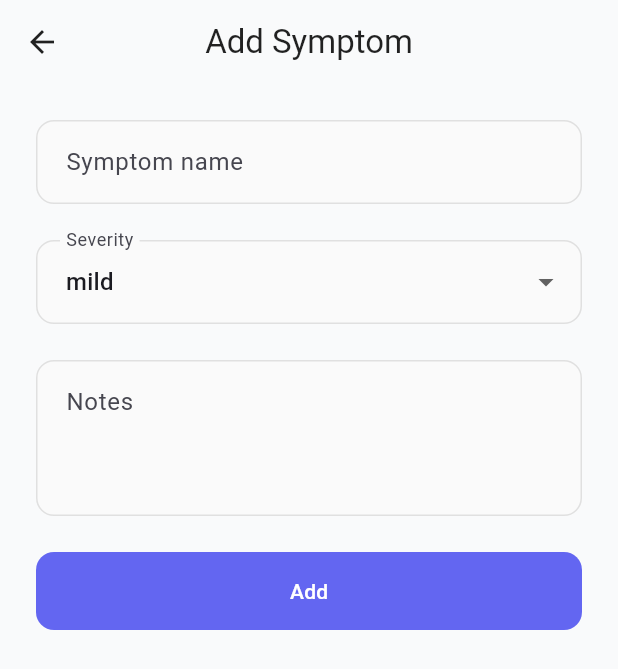
After one commit to its-me-anoop/food-diary, a Flutter app: the AddSymptomPage screen opened directly, on a phone screen of 412 x 824 dp. The commit adds this screen. Shown: the top 669 px of the screen. Run offline on Flutter 3.47's test engine with Material 3 defaults, Android fonts, the phone set to English and light mode, and no system bars; our stand-ins replace equatable, fl_chart, flutter_bloc, flutter_slidable, flutter_staggered_animations, get_it and 2 more; accounts and stored records are empty; statements that could not run were skipped.

Commit message:
feat: add symptom tracking

```diff
--- /dev/null
+++ b/food_diary/lib/data/models/symptom_model.dart
@@ -0,0 +1,45 @@
+import '../../domain/entities/symptom.dart';
+
+class SymptomModel extends Symptom {
+  const SymptomModel({
+    required super.id,
+    required super.name,
+    required super.severity,
+    required super.occurredAt,
+    super.notes,
+    required super.potentialTriggerIds,
+  });
+
+  factory SymptomModel.fromEntity(Symptom symptom) {
+    return SymptomModel(
+      id: symptom.id,
+      name: symptom.name,
+      severity: symptom.severity,
+      occurredAt: symptom.occurredAt,
+      notes: symptom.notes,
+      potentialTriggerIds: symptom.potentialTriggerIds,
+    );
+  }
+
+  factory SymptomModel.fromJson(Map<String, dynamic> json) {
+    return SymptomModel(
+      id: json['id'],
+      name: json['name'],
+      severity: SeverityLevel.values[json['severity']],
+      occurredAt: DateTime.parse(json['occurredAt']),
+      notes: json['notes'],
+      potentialTriggerIds: List<String>.from(json['potentialTriggerIds'] ?? []),
+    );
+  }
+
+  Map<String, dynamic> toJson() {
+    return {
+      'id': id,
+      'name': name,
+      'severity': severity.index,
+      'occurredAt': occurredAt.toIso8601String(),
+      'notes': notes,
+      'potentialTriggerIds': potentialTriggerIds,
+    };
+  }
+}
--- /dev/null
+++ b/food_diary/lib/data/repositories/symptom_repository_impl.dart
@@ -0,0 +1,55 @@
+import '../../domain/entities/symptom.dart';
+import '../../domain/repositories/symptom_repository.dart';
+import '../datasources/symptom_local_datasource.dart';
+import '../models/symptom_model.dart';
+
+class SymptomRepositoryImpl implements SymptomRepository {
+  final SymptomLocalDataSource localDataSource;
+
+  SymptomRepositoryImpl({required this.localDataSource});
+
+  @override
+  Future<void> addSymptom(Symptom symptom) async {
+    final model = SymptomModel.fromEntity(symptom);
+    await localDataSource.insertSymptom(model);
+  }
+
+  @override
+  Future<void> deleteSymptom(String id) async {
+    await localDataSource.deleteSymptom(id);
+  }
+
+  @override
+  Future<List<Symptom>> getSymptomsByDate(DateTime date) async {
+    return localDataSource.getSymptomsByDate(date);
+  }
+
+  @override
+  Future<void> updateSymptom(Symptom symptom) async {
+    final model = SymptomModel.fromEntity(symptom);
+    await localDataSource.updateSymptom(model);
+  }
+
+  @override
+  Future<List<Symptom>> getAllSymptoms() async {
+    return localDataSource.getSymptomsByDate(DateTime.now());
+  }
+
+  @override
+  Future<Symptom?> getSymptomById(String id) async {
+    final list = await localDataSource.getSymptomsByDate(DateTime.now());
+    return list.firstWhere((e) => e.id == id, orElse: () => null);
+  }
+
+  @override
+  Future<List<Symptom>> getSymptomsBetweenDates(DateTime start, DateTime end) async {
+    // not implemented: gather by frequency
+    final freq = await localDataSource.getSymptomsByDate(start);
+    return freq; // placeholder
+  }
+
+  @override
+  Future<Map<String, int>> getSymptomFrequency(DateTime start, DateTime end) async {
+    return localDataSource.symptomFrequency(start, end);
+  }
+}
--- /dev/null
+++ b/food_diary/lib/domain/usecases/add_symptom.dart
@@ -0,0 +1,11 @@
+import '../entities/symptom.dart';
+import '../repositories/symptom_repository.dart';
+
+class AddSymptom {
+  final SymptomRepository repository;
+  AddSymptom(this.repository);
+
+  Future<void> call(Symptom symptom) async {
+    return repository.addSymptom(symptom);
+  }
+}
--- /dev/null
+++ b/food_diary/lib/domain/usecases/delete_symptom.dart
@@ -0,0 +1,10 @@
+import '../repositories/symptom_repository.dart';
+
+class DeleteSymptom {
+  final SymptomRepository repository;
+  DeleteSymptom(this.repository);
+
+  Future<void> call(String id) async {
+    return repository.deleteSymptom(id);
+  }
+}
--- /dev/null
+++ b/food_diary/lib/domain/usecases/get_symptoms_by_date.dart
@@ -0,0 +1,11 @@
+import '../entities/symptom.dart';
+import '../repositories/symptom_repository.dart';
+
+class GetSymptomsByDate {
+  final SymptomRepository repository;
+  GetSymptomsByDate(this.repository);
+
+  Future<List<Symptom>> call(DateTime date) async {
+    return repository.getSymptomsByDate(date);
+  }
+}
--- /dev/null
+++ b/food_diary/lib/domain/usecases/update_symptom.dart
@@ -0,0 +1,11 @@
+import '../entities/symptom.dart';
+import '../repositories/symptom_repository.dart';
+
+class UpdateSymptom {
+  final SymptomRepository repository;
+  UpdateSymptom(this.repository);
+
+  Future<void> call(Symptom symptom) async {
+    return repository.updateSymptom(symptom);
+  }
+}
--- /dev/null
+++ b/food_diary/lib/presentation/blocs/symptom/symptom_bloc.dart
@@ -0,0 +1,84 @@
+import 'package:flutter_bloc/flutter_bloc.dart';
+import '../../../domain/usecases/add_symptom.dart';
+import '../../../domain/usecases/delete_symptom.dart';
+import '../../../domain/usecases/get_symptoms_by_date.dart';
+import '../../../domain/usecases/update_symptom.dart';
+import 'symptom_event.dart';
+import 'symptom_state.dart';
+
+class SymptomBloc extends Bloc<SymptomEvent, SymptomState> {
+  final GetSymptomsByDate getSymptomsByDate;
+  final AddSymptom addSymptom;
+  final UpdateSymptom updateSymptom;
+  final DeleteSymptom deleteSymptom;
+
+  SymptomBloc({
+    required this.getSymptomsByDate,
+    required this.addSymptom,
+    required this.updateSymptom,
+    required this.deleteSymptom,
+  }) : super(SymptomInitial()) {
+    on<LoadSymptomsByDate>(_onLoad);
+    on<AddSymptomEvent>(_onAdd);
+    on<UpdateSymptomEvent>(_onUpdate);
+    on<DeleteSymptomEvent>(_onDelete);
+  }
+
+  Future<void> _onLoad(
+    LoadSymptomsByDate event,
+    Emitter<SymptomState> emit,
+  ) async {
+    emit(SymptomLoading());
+    try {
+      final symptoms = await getSymptomsByDate(event.date);
+      emit(SymptomLoaded(symptoms: symptoms, selectedDate: event.date));
+    } catch (e) {
+      emit(SymptomError(e.toString()));
+    }
+  }
+
+  Future<void> _onAdd(
+    AddSymptomEvent event,
+    Emitter<SymptomState> emit,
+  ) async {
+    try {
+      await addSymptom(event.symptom);
+      if (state is SymptomLoaded) {
+        final current = state as SymptomLoaded;
+        add(LoadSymptomsByDate(current.selectedDate));
+      }
+    } catch (e) {
+      emit(SymptomError(e.toString()));
+    }
+  }
+
+  Future<void> _onUpdate(
+    UpdateSymptomEvent event,
+    Emitter<SymptomState> emit,
+  ) async {
+    try {
+      await updateSymptom(event.symptom);
+      if (state is SymptomLoaded) {
+        final current = state as SymptomLoaded;
+        add(LoadSymptomsByDate(current.selectedDate));
+      }
+    } catch (e) {
+      emit(SymptomError(e.toString()));
+    }
+  }
+
+  Future<void> _onDelete(
+    DeleteSymptomEvent event,
+    Emitter<SymptomState> emit,
+  ) async {
+    try {
+      await deleteSymptom(event.id);
+      if (state is SymptomLoaded) {
+        final current = state as SymptomLoaded;
+        add(LoadSymptomsByDate(current.selectedDate));
+      }
+    } catch (e) {
+      emit(SymptomError(e.toString()));
+    }
+  }
+}
--- /dev/null
+++ b/food_diary/lib/presentation/blocs/symptom/symptom_event.dart
@@ -0,0 +1,36 @@
+import 'package:equatable/equatable.dart';
+import '../../../domain/entities/symptom.dart';
+
+abstract class SymptomEvent extends Equatable {
+  const SymptomEvent();
+  @override
+  List<Object?> get props => [];
+}
+
+class LoadSymptomsByDate extends SymptomEvent {
+  final DateTime date;
+  const LoadSymptomsByDate(this.date);
+  @override
+  List<Object?> get props => [date];
+}
+
+class AddSymptomEvent extends SymptomEvent {
+  final Symptom symptom;
+  const AddSymptomEvent(this.symptom);
+  @override
+  List<Object?> get props => [symptom];
+}
+
+class UpdateSymptomEvent extends SymptomEvent {
+  final Symptom symptom;
+  const UpdateSymptomEvent(this.symptom);
+  @override
+  List<Object?> get props => [symptom];
+}
+
+class DeleteSymptomEvent extends SymptomEvent {
+  final String id;
+  const DeleteSymptomEvent(this.id);
+  @override
+  List<Object?> get props => [id];
+}
--- /dev/null
+++ b/food_diary/lib/presentation/blocs/symptom/symptom_state.dart
@@ -0,0 +1,27 @@
+import 'package:equatable/equatable.dart';
+import '../../../domain/entities/symptom.dart';
+
+abstract class SymptomState extends Equatable {
+  const SymptomState();
+  @override
+  List<Object?> get props => [];
+}
+
+class SymptomInitial extends SymptomState {}
+
+class SymptomLoading extends SymptomState {}
+
+class SymptomLoaded extends SymptomState {
+  final List<Symptom> symptoms;
+  final DateTime selectedDate;
+  const SymptomLoaded({required this.symptoms, required this.selectedDate});
+  @override
+  List<Object?> get props => [symptoms, selectedDate];
+}
+
+class SymptomError extends SymptomState {
+  final String message;
+  const SymptomError(this.message);
+  @override
+  List<Object?> get props => [message];
+}
--- /dev/null
+++ b/food_diary/lib/presentation/pages/add_symptom_page.dart
@@ -0,0 +1,120 @@
+import 'package:flutter/material.dart';
+import 'package:flutter_bloc/flutter_bloc.dart';
+import 'package:uuid/uuid.dart';
+import '../../domain/entities/symptom.dart';
+import '../blocs/symptom/symptom_bloc.dart';
+import '../blocs/symptom/symptom_event.dart';
+import '../theme/app_theme.dart';
+
+class AddSymptomPage extends StatefulWidget {
+  final DateTime selectedDate;
+  final Symptom? symptomToEdit;
+  const AddSymptomPage({
+    super.key,
+    required this.selectedDate,
+    this.symptomToEdit,
+  });
+
+  @override
+  State<AddSymptomPage> createState() => _AddSymptomPageState();
+}
+
+class _AddSymptomPageState extends State<AddSymptomPage> {
+  final _formKey = GlobalKey<FormState>();
+  final _nameController = TextEditingController();
+  final _notesController = TextEditingController();
+  SeverityLevel _severity = SeverityLevel.mild;
+  late DateTime _occurredAt;
+
+  @override
+  void initState() {
+    super.initState();
+    _occurredAt = widget.selectedDate;
+    if (widget.symptomToEdit != null) {
+      final s = widget.symptomToEdit!;
+      _nameController.text = s.name;
+      _notesController.text = s.notes ?? '';
+      _severity = s.severity;
+      _occurredAt = s.occurredAt;
+    }
+  }
+
+  @override
+  void dispose() {
+    _nameController.dispose();
+    _notesController.dispose();
+    super.dispose();
+  }
+
+  @override
+  Widget build(BuildContext context) {
+    return Scaffold(
+      backgroundColor: AppTheme.backgroundColor,
+      appBar: AppBar(
+        title: Text(widget.symptomToEdit == null ? 'Add Symptom' : 'Edit Symptom'),
+        backgroundColor: Colors.transparent,
+        elevation: 0,
+      ),
+      body: Form(
+        key: _formKey,
+        child: ListView(
+          padding: const EdgeInsets.all(24),
+          children: [
+            TextFormField(
+              controller: _nameController,
+              decoration: const InputDecoration(hintText: 'Symptom name'),
+              validator: (v) => v == null || v.isEmpty ? 'Enter symptom' : null,
+            ),
+            const SizedBox(height: 24),
+            DropdownButtonFormField<SeverityLevel>(
+              value: _severity,
+              decoration: const InputDecoration(labelText: 'Severity'),
+              items: SeverityLevel.values
+                  .map((e) => DropdownMenuItem(
+                        value: e,
+                        child: Text(e.name),
+                      ))
+                  .toList(),
+              onChanged: (val) => setState(() => _severity = val!),
+            ),
+            const SizedBox(height: 24),
+            TextFormField(
+              controller: _notesController,
+              maxLines: 3,
+              decoration: const InputDecoration(hintText: 'Notes'),
+            ),
+            const SizedBox(height: 24),
+            ElevatedButton(
+              onPressed: _save,
+              style: ElevatedButton.styleFrom(
+                backgroundColor: AppTheme.primaryColor,
+                foregroundColor: Colors.white,
+              ),
+              child: Text(widget.symptomToEdit == null ? 'Add' : 'Update'),
+            ),
+          ],
+        ),
+      ),
+    );
+  }
+
+  void _save() {
+    if (_formKey.currentState!.validate()) {
+      final symptom = Symptom(
+        id: widget.symptomToEdit?.id ?? const Uuid().v4(),
+        name: _nameController.text,
+        severity: _severity,
+        occurredAt: _occurredAt,
+        notes: _notesController.text.isEmpty ? null : _notesController.text,
+        potentialTriggerIds: const [],
+      );
+      final bloc = context.read<SymptomBloc>();
+      if (widget.symptomToEdit == null) {
+        bloc.add(AddSymptomEvent(symptom));
+      } else {
+        bloc.add(UpdateSymptomEvent(symptom));
+      }
+      Navigator.of(context).pop();
+    }
+  }
+}
--- a/food_diary/pubspec.yaml
+++ b/food_diary/pubspec.yaml
@@ -30,6 +30,8 @@ dev_dependencies:
   flutter_lints: ^5.0.0
   build_runner: ^2.4.8
   injectable_generator: ^2.4.1
+  bloc_test: ^9.1.0
+  sqflite_common_ffi: ^2.4.0
 
 flutter:
   uses-material-design: true
```
Also changed, not shown: food_diary/lib/core/injection/injection_module.dart (+31 -0 lines), food_diary/lib/data/datasources/symptom_local_datasource.dart (added, +123 -0 lines), food_diary/lib/domain/usecases/get_symptom_frequency.dart (added, +10 -0 lines), food_diary/lib/main.dart (+14 -1 lines), food_diary/lib/presentation/pages/analysis_page.dart (+16 -8 lines), food_diary/lib/presentation/pages/main_page.dart (+17 -3 lines), food_diary/lib/presentation/pages/symptoms_page.dart (+51 -21 lines), food_diary/lib/core/injection/injection.config.dart, 1 other file.
